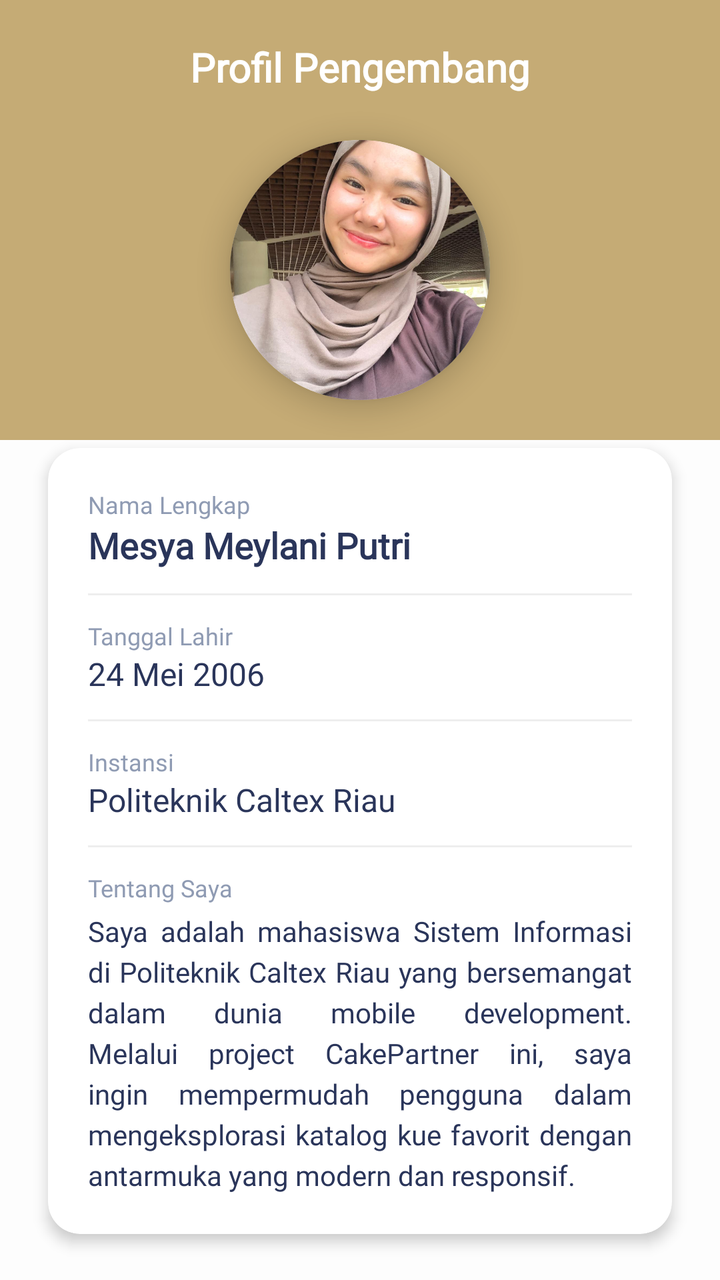
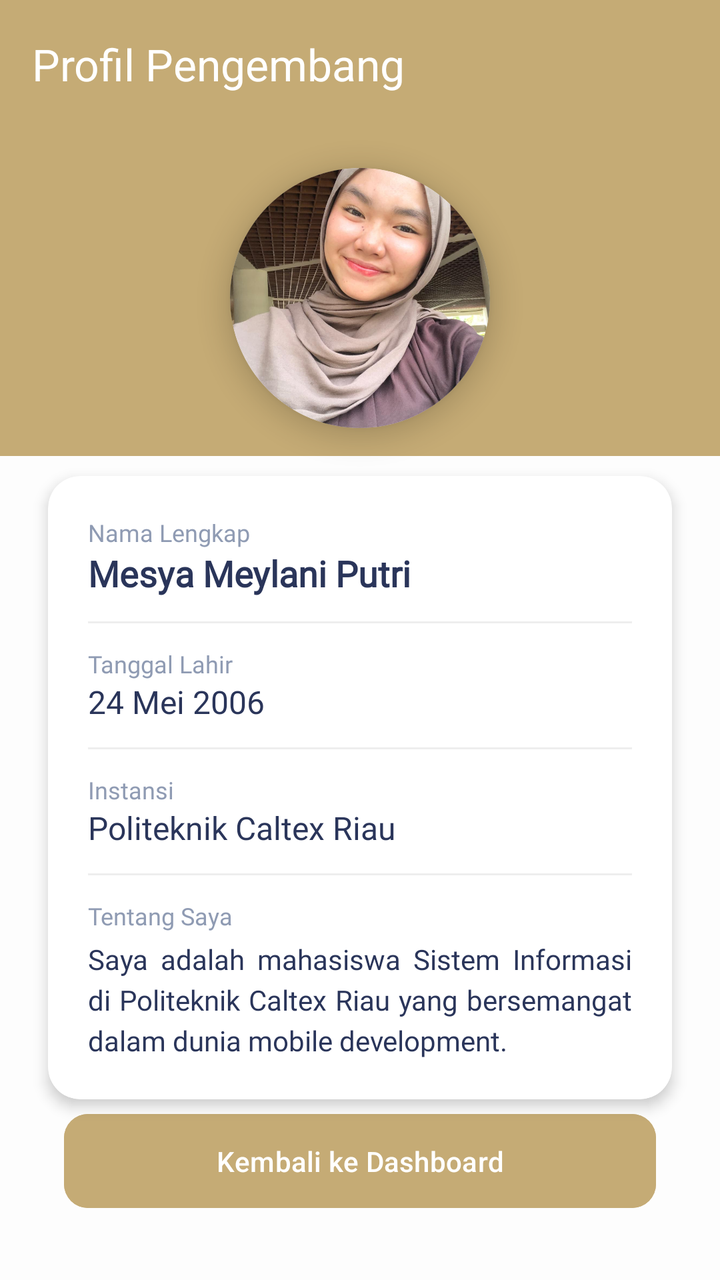

Screens rendered from an Android XML layout before and after an edit, with the pre-edit source and the edit as a unified diff.
<!-- AndroidManifest.xml: application theme Theme.Mersya_queen -->
<!-- res/layout/activity_profil_pengembang.xml -->
<?xml version="1.0" encoding="utf-8"?>
<androidx.constraintlayout.widget.ConstraintLayout xmlns:android="http://schemas.android.com/apk/res/android"
    xmlns:app="http://schemas.android.com/apk/res-auto"
    xmlns:tools="http://schemas.android.com/tools"
    android:layout_width="match_parent"
    android:layout_height="match_parent"
    android:background="#FDFDFD"
    tools:context=".tugas4.ProfilPengembangActivity">

    <View
        android:id="@+id/viewAksen"
        android:layout_width="match_parent"
        android:layout_height="220dp"
        android:background="#C5AB75"
        app:layout_constraintTop_toTopOf="parent" />

    <TextView
        android:id="@+id/tvTitleDev"
        android:layout_width="wrap_content"
        android:layout_height="wrap_content"
        android:layout_marginTop="20dp"
        android:text="Profil Pengembang"
        android:fontFamily="@font/poppins"
        android:textColor="#FFFFFF"
        android:textSize="20sp"
        android:textStyle="bold"
        app:layout_constraintEnd_toEndOf="parent"
        app:layout_constraintStart_toStartOf="parent"
        app:layout_constraintTop_toTopOf="parent" />

    <androidx.cardview.widget.CardView
        android:id="@+id/cardFoto"
        android:layout_width="130dp"
        android:layout_height="130dp"
        android:layout_marginTop="70dp"
        app:cardCornerRadius="65dp"
        app:cardElevation="8dp"
        app:layout_constraintEnd_toEndOf="parent"
        app:layout_constraintStart_toStartOf="parent"
        app:layout_constraintTop_toTopOf="parent">

        <ImageView
            android:layout_width="match_parent"
            android:layout_height="match_parent"
            android:scaleType="centerCrop"
            android:src="@drawable/pp" />
    </androidx.cardview.widget.CardView>

    <androidx.cardview.widget.CardView
        android:id="@+id/cardInfo"
        android:layout_width="0dp"
        android:layout_height="wrap_content"
        android:layout_marginHorizontal="24dp"
        android:layout_marginTop="24dp"
        app:cardCornerRadius="16dp"
        app:cardElevation="4dp"
        app:layout_constraintEnd_toEndOf="parent"
        app:layout_constraintStart_toStartOf="parent"
        app:layout_constraintTop_toBottomOf="@+id/cardFoto">

        <LinearLayout
            android:layout_width="match_parent"
            android:layout_height="wrap_content"
            android:orientation="vertical"
            android:padding="20dp">

            <TextView
                android:layout_width="wrap_content"
                android:layout_height="wrap_content"
                android:fontFamily="@font/poppins"
                android:text="Nama Lengkap"
                android:textColor="#8F9BB3"
                android:textSize="12sp" />

            <TextView
                android:layout_width="wrap_content"
                android:layout_height="wrap_content"
                android:fontFamily="@font/poppins"
                android:text="Mesya Meylani Putri"
                android:textColor="#2A355A"
                android:textSize="18sp"
                android:textStyle="bold" />

            <View
                android:layout_width="match_parent"
                android:layout_height="1dp"
                android:layout_marginVertical="12dp"
                android:background="#EEEEEE" />

            <TextView
                android:layout_width="wrap_content"
                android:layout_height="wrap_content"
                android:fontFamily="@font/poppins"
                android:text="Tanggal Lahir"
                android:textColor="#8F9BB3"
                android:textSize="12sp" />

            <TextView
                android:layout_width="wrap_content"
                android:layout_height="wrap_content"
                android:fontFamily="@font/poppins"
                android:text="24 Mei 2006"
                android:textColor="#2A355A"
                android:textSize="16sp" />

            <View
                android:layout_width="match_parent"
                android:layout_height="1dp"
                android:layout_marginVertical="12dp"
                android:background="#EEEEEE" />

            <TextView
                android:layout_width="wrap_content"
                android:layout_height="wrap_content"
                android:fontFamily="@font/poppins"
                android:text="Instansi"
                android:textColor="#8F9BB3"
                android:textSize="12sp" />

            <TextView
                android:layout_width="wrap_content"
                android:layout_height="wrap_content"
                android:fontFamily="@font/poppins"
                android:text="Politeknik Caltex Riau"
                android:textColor="#2A355A"
                android:textSize="16sp" />

            <View
                android:layout_width="match_parent"
                android:layout_height="1dp"
                android:layout_marginVertical="12dp"
                android:background="#EEEEEE" />

            <TextView
                android:layout_width="wrap_content"
                android:layout_height="wrap_content"
                android:fontFamily="@font/poppins"
                android:text="Tentang Saya"
                android:textColor="#8F9BB3"
                android:textSize="12sp" />

            <TextView
                android:layout_width="match_parent"
                android:layout_height="wrap_content"
                android:layout_marginTop="4dp"
                android:fontFamily="@font/poppins"
                android:justificationMode="inter_word"
                android:text="Saya adalah mahasiswa Sistem Informasi di Politeknik Caltex Riau yang bersemangat dalam dunia mobile development. Melalui project CakePartner ini, saya ingin mempermudah pengguna dalam mengeksplorasi katalog kue favorit dengan antarmuka yang modern dan responsif."
                android:textColor="#2A355A"
                android:textSize="14sp"
                android:lineSpacingExtra="4dp" />
        </LinearLayout>
    </androidx.cardview.widget.CardView>

    <TextView
        android:id="@+id/tvDataDashboard"
        android:layout_width="0dp"
        android:layout_height="wrap_content"
        android:layout_marginHorizontal="32dp"
        android:layout_marginTop="20dp"
        android:gravity="center"
        android:fontFamily="@font/poppins"
        android:text="Judul &amp; Deskripsi Dashboard"
        android:textColor="#8F9BB3"
        android:textSize="12sp"
        android:fontStyle="italic"
        app:layout_constraintEnd_toEndOf="parent"
        app:layout_constraintStart_toStartOf="parent"
        app:layout_constraintTop_toBottomOf="@+id/cardInfo" />

    <Button
        android:id="@+id/btnKembali"
        android:layout_width="0dp"
        android:layout_height="55dp"
        android:layout_marginHorizontal="32dp"
        android:layout_marginBottom="32dp"
        android:backgroundTint="#C5AB75"
        android:text="Kembali ke Dashboard"
        android:textAllCaps="false"
        android:textColor="#FFFFFF"
        app:cornerRadius="12dp"
        app:layout_constraintBottom_toBottomOf="parent"
        app:layout_constraintEnd_toEndOf="parent"
        app:layout_constraintStart_toStartOf="parent" />

</androidx.constraintlayout.widget.ConstraintLayout>
<!-- resources referenced by this layout -->
<resources>
  <!-- drawable pp: jpeg bitmap (drawable, 147386 bytes) -->
  <style name="Theme.Mersya_queen" parent="Base.Theme.Mersya_queen" />
  <style name="Base.Theme.Mersya_queen" parent="Theme.Material3.DayNight.NoActionBar">
          
          
      </style>
</resources>

<!-- the commit's change to res/layout/activity_profil_pengembang.xml (unified diff, before → after) -->
@@ -1,5 +1,6 @@
 <?xml version="1.0" encoding="utf-8"?>
-<androidx.constraintlayout.widget.ConstraintLayout xmlns:android="http://schemas.android.com/apk/res/android"
+<androidx.constraintlayout.widget.ConstraintLayout
+    xmlns:android="http://schemas.android.com/apk/res/android"
     xmlns:app="http://schemas.android.com/apk/res-auto"
     xmlns:tools="http://schemas.android.com/tools"
     android:layout_width="match_parent"
@@ -7,37 +8,32 @@
     android:background="#FDFDFD"
     tools:context=".tugas4.ProfilPengembangActivity">
 
+    <androidx.appcompat.widget.Toolbar
+        android:id="@+id/toolbar"
+        android:layout_width="match_parent"
+        android:layout_height="?attr/actionBarSize"
+        android:background="#C5AB75"
+        app:layout_constraintTop_toTopOf="parent"
+        app:title="Profil Pengembang"
+        app:titleTextColor="#FFFFFF" />
+
     <View
         android:id="@+id/viewAksen"
         android:layout_width="match_parent"
-        android:layout_height="220dp"
+        android:layout_height="164dp"
         android:background="#C5AB75"
-        app:layout_constraintTop_toTopOf="parent" />
-
-    <TextView
-        android:id="@+id/tvTitleDev"
-        android:layout_width="wrap_content"
-        android:layout_height="wrap_content"
-        android:layout_marginTop="20dp"
-        android:text="Profil Pengembang"
-        android:fontFamily="@font/poppins"
-        android:textColor="#FFFFFF"
-        android:textSize="20sp"
-        android:textStyle="bold"
-        app:layout_constraintEnd_toEndOf="parent"
-        app:layout_constraintStart_toStartOf="parent"
-        app:layout_constraintTop_toTopOf="parent" />
+        app:layout_constraintTop_toBottomOf="@+id/toolbar" />
 
     <androidx.cardview.widget.CardView
         android:id="@+id/cardFoto"
         android:layout_width="130dp"
         android:layout_height="130dp"
-        android:layout_marginTop="70dp"
+        android:layout_marginTop="20dp"
         app:cardCornerRadius="65dp"
         app:cardElevation="8dp"
         app:layout_constraintEnd_toEndOf="parent"
         app:layout_constraintStart_toStartOf="parent"
-        app:layout_constraintTop_toTopOf="parent">
+        app:layout_constraintTop_toBottomOf="@+id/toolbar">
 
         <ImageView
             android:layout_width="match_parent"
@@ -145,7 +141,7 @@
                 android:layout_marginTop="4dp"
                 android:fontFamily="@font/poppins"
                 android:justificationMode="inter_word"
-                android:text="Saya adalah mahasiswa Sistem Informasi di Politeknik Caltex Riau yang bersemangat dalam dunia mobile development. Melalui project CakePartner ini, saya ingin mempermudah pengguna dalam mengeksplorasi katalog kue favorit dengan antarmuka yang modern dan responsif."
+                android:text="Saya adalah mahasiswa Sistem Informasi di Politeknik Caltex Riau yang bersemangat dalam dunia mobile development."
                 android:textColor="#2A355A"
                 android:textSize="14sp"
                 android:lineSpacingExtra="4dp" />
@@ -158,12 +154,11 @@
         android:layout_height="wrap_content"
         android:layout_marginHorizontal="32dp"
         android:layout_marginTop="20dp"
+        android:fontFamily="@font/poppins"
         android:gravity="center"
-        android:fontFamily="@font/poppins"
         android:text="Judul &amp; Deskripsi Dashboard"
         android:textColor="#8F9BB3"
         android:textSize="12sp"
-        android:fontStyle="italic"
         app:layout_constraintEnd_toEndOf="parent"
         app:layout_constraintStart_toStartOf="parent"
         app:layout_constraintTop_toBottomOf="@+id/cardInfo" />
